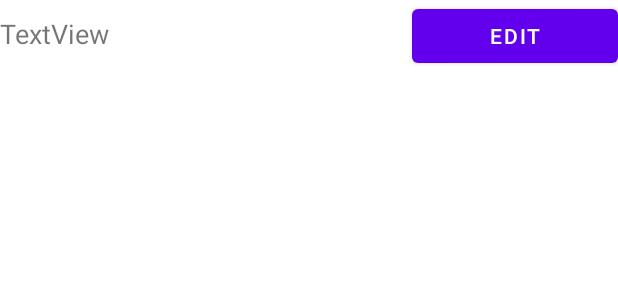
After one commit to jokenlang/MDP-Project-2022, an Android app: the layout quiz_list_teacher.xml on its own in the app's theme, with its tools: preview values and no code run, on a phone screen of 412 x 824 dp. The commit adds this screen. Shown: the top 300 px of the screen. Run offline under Robolectric (Android 15) with nearby library versions, the phone set to English and light mode, and no system bars.

Commit message:
Update Recycler View in Quiz Teacher Activity
- make rv and layout
- add some code in quiz teacher activity

```diff
--- a/app/src/main/java/com/example/mdp_project/QuizDao.kt
+++ b/app/src/main/java/com/example/mdp_project/QuizDao.kt
@@ -16,6 +16,9 @@ interface QuizDao {
     @Query("SELECT * FROM quiz")
     suspend fun fetch():List<QuizEntity>
 
+    @Query("SELECT * FROM quiz where module_id = :module_id")
+    suspend fun fetchByModule(module_id:Int):List<QuizEntity>
+
     @Query("SELECT * FROM quiz where quiz_id = :quiz_id")
     suspend fun get(quiz_id:Int):QuizEntity?
 }
--- /dev/null
+++ b/app/src/main/res/layout/quiz_list_teacher.xml
@@ -0,0 +1,29 @@
+<?xml version="1.0" encoding="utf-8"?>
+<LinearLayout xmlns:android="http://schemas.android.com/apk/res/android"
+    android:layout_width="match_parent"
+    android:layout_height="wrap_content"
+    android:orientation="vertical">
+
+    <LinearLayout
+        android:layout_width="match_parent"
+        android:layout_height="wrap_content"
+        android:orientation="horizontal">
+
+        <TextView
+            android:id="@+id/tvNamaListQuizRV"
+            android:layout_width="match_parent"
+            android:layout_height="wrap_content"
+            android:layout_weight="1"
+            android:text="TextView"
+            android:textSize="18sp" />
+
+        <Button
+            android:id="@+id/btnEditListQuizRV"
+            android:layout_width="match_parent"
+            android:layout_height="wrap_content"
+            android:layout_weight="2"
+            android:text="Edit" />
+
+    </LinearLayout>
+
+</LinearLayout>
```
Also changed, not shown: app/src/main/java/com/example/mdp_project/QuizTeacherActivity.kt (+54 -0 lines), app/src/main/java/com/example/mdp_project/RVQuizTeacherAdapter.kt (added, +47 -0 lines).
